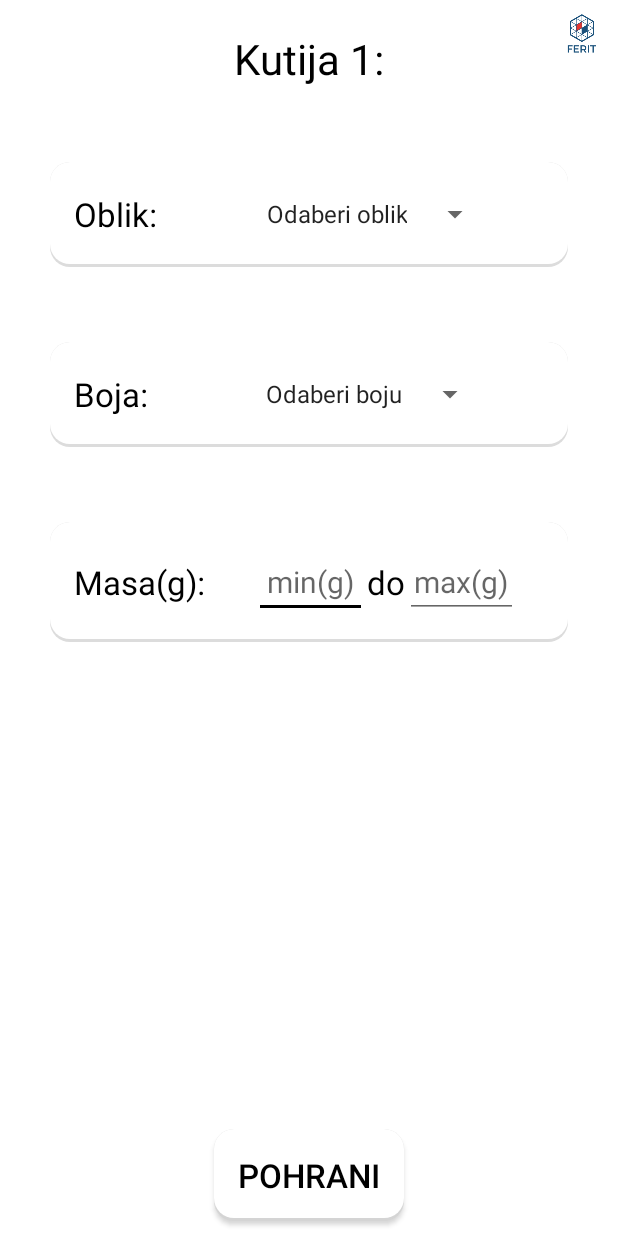
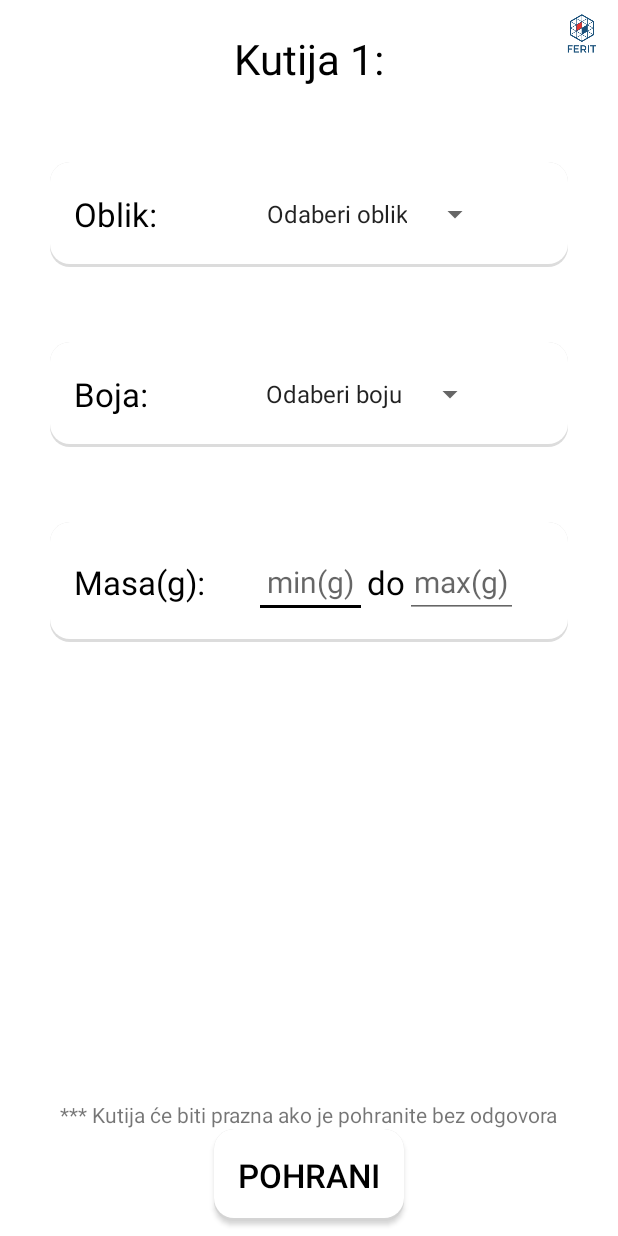
Before and after one commit to Kreso242/SortingMachine, an Android app: the Box1 screen opened directly, with no data from a screen before it, on a phone screen of 412 x 824 dp. Run offline under Robolectric (Android 15) with nearby library versions, the phone set to English and light mode, and no system bars.

Commit message:
Commit Message

```diff
--- a/app/src/main/java/com/example/sorterapp/MenuActivity.java
+++ b/app/src/main/java/com/example/sorterapp/MenuActivity.java
@@ -252,6 +252,7 @@ public class MenuActivity extends AppCompatActivity {
                 }
 
         }
+
         Toast.makeText(getApplicationContext(),bluetoothData,Toast.LENGTH_SHORT).show();
 
     }
--- a/app/src/main/res/layout/activity_box1.xml
+++ b/app/src/main/res/layout/activity_box1.xml
@@ -150,7 +150,13 @@
     </RelativeLayout>
     </RelativeLayout>
 
-
+    <TextView
+        android:layout_width="wrap_content"
+        android:layout_height="wrap_content"
+        android:layout_above="@+id/save1"
+        android:text="*** Kutija će biti prazna ako je pohranite bez odgovora"
+        android:layout_centerHorizontal="true">
+    </TextView>
     <Button
             android:id="@+id/save1"
             android:layout_width="wrap_content"
```
Also changed, not shown: app/src/main/java/com/example/sorterapp/Box1.java (+6 -6 lines), app/src/main/java/com/example/sorterapp/Box2.java (+6 -6 lines), app/src/main/java/com/example/sorterapp/Box3.java (+6 -6 lines), app/src/main/res/layout/activity_box2.xml (+7 -1 lines), app/src/main/res/layout/activity_box3.xml (+7 -1 lines).
